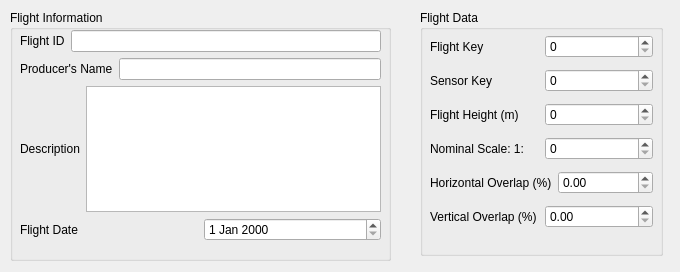
Above: interface/project/FlightLayout.ui from e-foto/e-foto before the change. Below: the same form after it.
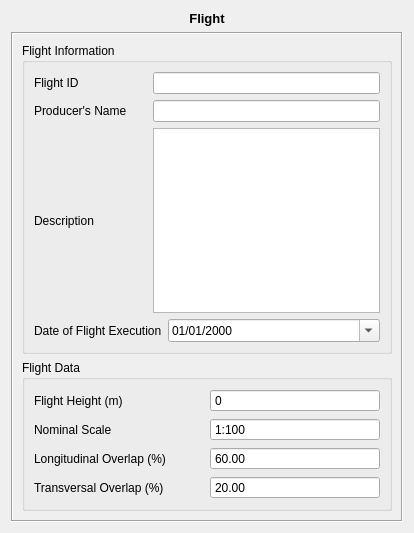
That is the form after the change.

Commit message: Layouts updated and new FlightForm Added.

What changed in the file:
```diff
--- a/interface/project/FlightLayout.ui
+++ b/interface/project/FlightLayout.ui
@@ -6,37 +6,47 @@
    <rect>
     <x>0</x>
     <y>0</y>
-    <width>680</width>
-    <height>272</height>
+    <width>414</width>
+    <height>533</height>
    </rect>
   </property>
   <property name="windowTitle">
    <string>Form</string>
   </property>
+  <layout class="QVBoxLayout" name="verticalLayout_6">
+   <item>
+    <widget class="QLabel" name="label">
+     <property name="text">
+      <string>&lt;!DOCTYPE HTML PUBLIC &quot;-//W3C//DTD HTML 4.0//EN&quot; &quot;http://www.w3.org/TR/REC-html40/strict.dtd&quot;&gt;
+&lt;html&gt;&lt;head&gt;&lt;meta name=&quot;qrichtext&quot; content=&quot;1&quot; /&gt;&lt;style type=&quot;text/css&quot;&gt;
+p, li { white-space: pre-wrap; }
+&lt;/style&gt;&lt;/head&gt;&lt;body style=&quot; font-family:'Sans'; font-size:10pt; font-weight:400; font-style:normal;&quot;&gt;
+&lt;p style=&quot; margin-top:0px; margin-bottom:0px; margin-left:0px; margin-right:0px; -qt-block-indent:0; text-indent:0px;&quot;&gt;&lt;span style=&quot; font-weight:600;&quot;&gt;Flight&lt;/span&gt;&lt;/p&gt;&lt;/body&gt;&lt;/html&gt;</string>
+     </property>
+     <property name="alignment">
+      <set>Qt::AlignCenter</set>
+     </property>
+    </widget>
+   </item>
+   <item>
+    <widget class="QFrame" name="frame">
+     <property name="frameShape">
+      <enum>QFrame::Box</enum>
+     </property>
+     <property name="frameShadow">
+      <enum>QFrame::Sunken</enum>
+     </property>
+     <layout class="QVBoxLayout" name="verticalLayout_5">
+      <item>
   <widget class="QGroupBox" name="groupBox_2">
-   <property name="geometry">
-    <rect>
-     <x>10</x>
-     <y>10</y>
-     <width>381</width>
-     <height>251</height>
-    </rect>
-   </property>
    <property name="title">
     <string>Flight Information</string>
    </property>
-   <widget class="QWidget" name="verticalLayoutWidget_2">
-    <property name="geometry">
-     <rect>
-      <x>10</x>
-      <y>20</y>
-      <width>361</width>
-      <height>211</height>
-     </rect>
-    </property>
+        <layout class="QVBoxLayout" name="verticalLayout_3">
+         <item>
     <layout class="QVBoxLayout" name="verticalLayout_2">
      <item>
-      <layout class="QHBoxLayout" name="horizontalLayout_8">
+            <layout class="QHBoxLayout" name="horizontalLayout_8" stretch="1,2">
        <item>
         <widget class="QLabel" name="label_10">
          <property name="text">
@@ -50,7 +60,7 @@
       </layout>
      </item>
      <item>
-      <layout class="QHBoxLayout" name="horizontalLayout_7">
+            <layout class="QHBoxLayout" name="horizontalLayout_7" stretch="1,2">
        <item>
         <widget class="QLabel" name="label_7">
          <property name="text">
@@ -64,7 +74,7 @@
       </layout>
      </item>
      <item>
-      <layout class="QHBoxLayout" name="horizontalLayout_9">
+            <layout class="QHBoxLayout" name="horizontalLayout_9" stretch="1,2">
        <item>
         <widget class="QLabel" name="label_8">
          <property name="text">
@@ -78,75 +88,46 @@
       </layout>
      </item>
      <item>
-      <layout class="QHBoxLayout" name="horizontalLayout_10">
+            <layout class="QHBoxLayout" name="horizontalLayout_10" stretch="1,2">
        <item>
         <widget class="QLabel" name="label_9">
          <property name="text">
-          <string>Flight Date</string>
+                <string>Date of Flight Execution</string>
          </property>
         </widget>
        </item>
        <item>
-        <widget class="QDateEdit" name="flightDateEdit"/>
+              <widget class="QDateEdit" name="flightDateEdit">
+               <property name="minimumDate">
+                <date>
+                 <year>1913</year>
+                 <month>1</month>
+                 <day>1</day>
+                </date>
+               </property>
+               <property name="displayFormat">
+                <string>dd/MM/yyyy</string>
+               </property>
+               <property name="calendarPopup">
+                <bool>true</bool>
+               </property>
+              </widget>
        </item>
       </layout>
      </item>
     </layout>
-   </widget>
-   <zorder>verticalLayoutWidget_2</zorder>
-   <zorder>groupBox</zorder>
-   <zorder>groupBox</zorder>
-  </widget>
+         </item>
+        </layout>
+       </widget>
+      </item>
+      <item>
   <widget class="QGroupBox" name="groupBox">
-   <property name="geometry">
-    <rect>
-     <x>420</x>
-     <y>10</y>
-     <width>243</width>
-     <height>246</height>
-    </rect>
-   </property>
    <property name="title">
     <string>Flight Data</string>
    </property>
-   <widget class="QWidget" name="verticalLayoutWidget">
-    <property name="geometry">
-     <rect>
-      <x>10</x>
-      <y>20</y>
-      <width>223</width>
-      <height>206</height>
-     </rect>
-    </property>
+        <layout class="QVBoxLayout" name="verticalLayout_4">
+         <item>
     <layout class="QVBoxLayout" name="verticalLayout">
-     <item>
-      <layout class="QHBoxLayout" name="horizontalLayout_2">
-       <item>
-        <widget class="QLabel" name="label">
-         <property name="text">
-          <string>Flight Key</string>
-         </property>
-        </widget>
-       </item>
-       <item>
-        <widget class="QSpinBox" name="flightKeySpinBox"/>
-       </item>
-      </layout>
-     </item>
-     <item>
-      <layout class="QHBoxLayout" name="horizontalLayout_6">
-       <item>
-        <widget class="QLabel" name="label_2">
-         <property name="text">
-          <string>Sensor Key</string>
-         </property>
-        </widget>
-       </item>
-       <item>
-        <widget class="QSpinBox" name="sensorKeySpinBox"/>
-       </item>
-      </layout>
-     </item>
      <item>
       <layout class="QHBoxLayout" name="horizontalLayout_5">
        <item>
@@ -158,8 +139,20 @@
        </item>
        <item>
         <widget class="QSpinBox" name="flightHeightSpinBox">
+               <property name="toolTip">
+                <string>Flight Height Above Sea Level</string>
+               </property>
+               <property name="buttonSymbols">
+                <enum>QAbstractSpinBox::NoButtons</enum>
+               </property>
+               <property name="accelerated">
+                <bool>true</bool>
+               </property>
          <property name="maximum">
-          <number>150000000</number>
+                <number>15000</number>
+               </property>
+               <property name="singleStep">
+                <number>100</number>
          </property>
         </widget>
        </item>
@@ -170,14 +163,35 @@
        <item>
         <widget class="QLabel" name="label_4">
          <property name="text">
-          <string>Nominal Scale: 1:</string>
+                <string>Nominal Scale</string>
          </property>
         </widget>
        </item>
        <item>
         <widget class="QSpinBox" name="nominalScaleSpinBox">
+               <property name="toolTip">
+                <string>Example: 1:10.000 equals &quot;One to Ten Thousand Scale&quot;</string>
+               </property>
+               <property name="whatsThis">
+                <string/>
+               </property>
+               <property name="buttonSymbols">
+                <enum>QAbstractSpinBox::NoButtons</enum>
+               </property>
+               <property name="accelerated">
+                <bool>true</bool>
+               </property>
+               <property name="prefix">
+                <string>1:</string>
+               </property>
+               <property name="minimum">
+                <number>100</number>
+               </property>
          <property name="maximum">
-          <number>150000000</number>
+                <number>10000000</number>
+               </property>
+               <property name="singleStep">
+                <number>100</number>
          </property>
         </widget>
        </item>
@@ -188,12 +202,28 @@
        <item>
         <widget class="QLabel" name="label_5">
          <property name="text">
-          <string>Horizontal Overlap (%)</string>
+                <string>Longitudinal Overlap (%)</string>
          </property>
         </widget>
        </item>
        <item>
-        <widget class="QDoubleSpinBox" name="horizontalOverlapDoubleSpinBox"/>
+              <widget class="QDoubleSpinBox" name="horizontalOverlapDoubleSpinBox">
+               <property name="buttonSymbols">
+                <enum>QAbstractSpinBox::NoButtons</enum>
+               </property>
+               <property name="accelerated">
+                <bool>true</bool>
+               </property>
+               <property name="minimum">
+                <double>5.000000000000000</double>
+               </property>
+               <property name="maximum">
+                <double>95.000000000000000</double>
+               </property>
+               <property name="value">
+                <double>60.000000000000000</double>
+               </property>
+              </widget>
        </item>
       </layout>
      </item>
@@ -202,18 +232,40 @@
        <item>
         <widget class="QLabel" name="label_6">
          <property name="text">
-          <string>Vertical Overlap (%)</string>
+                <string>Transversal Overlap (%)</string>
          </property>
         </widget>
        </item>
        <item>
-        <widget class="QDoubleSpinBox" name="verticalOverlapDoubleSpinBox"/>
+              <widget class="QDoubleSpinBox" name="verticalOverlapDoubleSpinBox">
+               <property name="buttonSymbols">
+                <enum>QAbstractSpinBox::NoButtons</enum>
+               </property>
+               <property name="accelerated">
+                <bool>true</bool>
+               </property>
+               <property name="minimum">
+                <double>5.000000000000000</double>
+               </property>
+               <property name="maximum">
+                <double>95.000000000000000</double>
+               </property>
+               <property name="value">
+                <double>20.000000000000000</double>
+               </property>
+              </widget>
        </item>
       </layout>
      </item>
     </layout>
-   </widget>
-  </widget>
+         </item>
+        </layout>
+       </widget>
+      </item>
+     </layout>
+    </widget>
+   </item>
+  </layout>
  </widget>
  <resources/>
  <connections/>
```
Lines whose indentation alone changed are shown as unchanged. The commit also changes 16 other files.
